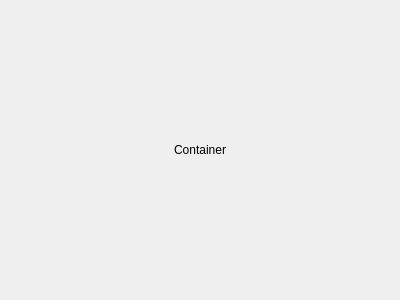
Old version of the form src/DataStructure/View/ContainerView.ui in the repository paulbaron/ShaderEditor.
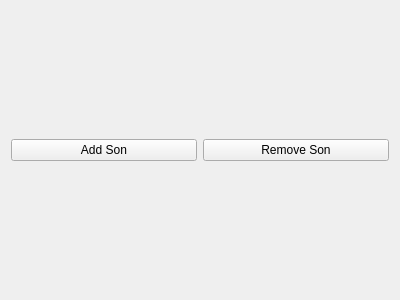
New version of the form.

Patch:
```diff
--- a/src/DataStructure/View/ContainerView.ui
+++ b/src/DataStructure/View/ContainerView.ui
@@ -15,14 +15,31 @@
   </property>
   <layout class="QGridLayout" name="gridLayout">
    <item row="0" column="0">
-    <widget class="QLabel" name="label">
+    <layout class="QHBoxLayout" name="horizontalLayout">
+     <item>
+      <widget class="QPushButton" name="addSon">
      <property name="text">
-      <string>Container</string>
-     </property>
-     <property name="alignment">
-      <set>Qt::AlignCenter</set>
-     </property>
-    </widget>
+        <string>Add Son</string>
+       </property>
+       <property name="checkable">
+        <bool>true</bool>
+       </property>
+       <property name="checked">
+        <bool>false</bool>
+       </property>
+      </widget>
+     </item>
+     <item>
+      <widget class="QPushButton" name="removeSon">
+       <property name="text">
+        <string>Remove Son</string>
+       </property>
+       <property name="checkable">
+        <bool>true</bool>
+       </property>
+      </widget>
+     </item>
+    </layout>
    </item>
   </layout>
  </widget>
```
Lines whose indentation alone changed are shown as unchanged.
